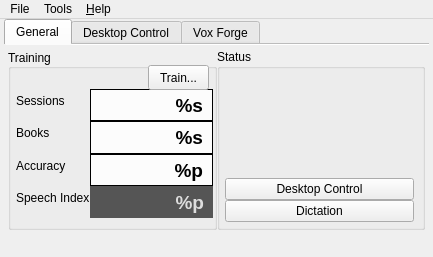
Qt form res/ui/main-window.ui (smartboyhw/speechcontrol) before a commit.
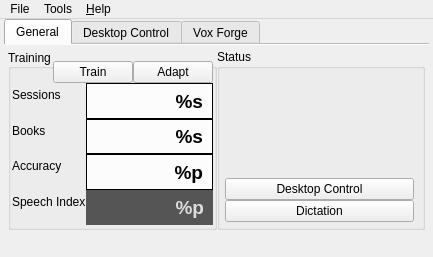
The same form after that commit. Icons and pictures are not drawn.

The edit to the form file:
```diff
--- a/res/ui/main-window.ui
+++ b/res/ui/main-window.ui
@@ -210,24 +210,27 @@
          <widget class="QWidget" name="formLayoutWidget">
           <property name="geometry">
            <rect>
-            <x>8</x>
-            <y>40</y>
-            <width>197</width>
-            <height>129</height>
+            <x>4</x>
+            <y>12</y>
+            <width>201</width>
+            <height>164</height>
            </rect>
           </property>
           <layout class="QFormLayout" name="formLayout">
            <property name="fieldGrowthPolicy">
             <enum>QFormLayout::ExpandingFieldsGrow</enum>
            </property>
-           <item row="0" column="0">
+           <property name="labelAlignment">
+            <set>Qt::AlignLeading|Qt::AlignLeft|Qt::AlignVCenter</set>
+           </property>
+           <item row="1" column="0">
             <widget class="QLabel" name="_">
              <property name="text">
               <string>Sessions</string>
              </property>
             </widget>
            </item>
-           <item row="0" column="1">
+           <item row="1" column="1">
             <widget class="QLabel" name="lblSessions">
              <property name="sizePolicy">
               <sizepolicy hsizetype="Expanding" vsizetype="MinimumExpanding">
@@ -264,14 +267,14 @@
              </property>
             </widget>
            </item>
-           <item row="1" column="0">
+           <item row="2" column="0">
             <widget class="QLabel" name="___">
              <property name="text">
               <string>Books</string>
              </property>
             </widget>
            </item>
-           <item row="1" column="1">
+           <item row="2" column="1">
             <widget class="QLabel" name="lblBooks">
              <property name="sizePolicy">
               <sizepolicy hsizetype="Expanding" vsizetype="MinimumExpanding">
@@ -308,14 +311,14 @@
              </property>
             </widget>
            </item>
-           <item row="2" column="0">
+           <item row="3" column="0">
             <widget class="QLabel" name="__">
              <property name="text">
               <string>Accuracy</string>
              </property>
             </widget>
            </item>
-           <item row="2" column="1">
+           <item row="3" column="1">
             <widget class="QLabel" name="lblAccuracy">
              <property name="sizePolicy">
               <sizepolicy hsizetype="Expanding" vsizetype="MinimumExpanding">
@@ -352,14 +355,14 @@
              </property>
             </widget>
            </item>
-           <item row="3" column="0">
+           <item row="4" column="0">
             <widget class="QLabel" name="__1">
              <property name="text">
               <string>Speech Index</string>
              </property>
             </widget>
            </item>
-           <item row="3" column="1">
+           <item row="4" column="1">
             <widget class="QLabel" name="lblSpeechIndex">
              <property name="sizePolicy">
               <sizepolicy hsizetype="Expanding" vsizetype="MinimumExpanding">
@@ -403,21 +406,39 @@
              </property>
             </widget>
            </item>
+           <item row="0" column="0" colspan="2">
+            <layout class="QHBoxLayout" name="horizontalLayout">
+             <item>
+              <spacer name="horizontalSpacer">
+               <property name="orientation">
+                <enum>Qt::Horizontal</enum>
+               </property>
+               <property name="sizeHint" stdset="0">
+                <size>
+                 <width>40</width>
+                 <height>20</height>
+                </size>
+               </property>
+              </spacer>
+             </item>
+             <item>
+              <widget class="QPushButton" name="btnTrain">
+               <property name="text">
+                <string>Train</string>
+               </property>
+              </widget>
+             </item>
+             <item>
+              <widget class="QPushButton" name="btnAdapt">
+               <property name="text">
+                <string>Adapt</string>
+               </property>
+              </widget>
+             </item>
+            </layout>
+           </item>
           </layout>
          </widget>
-         <widget class="QPushButton" name="btnTrain">
-          <property name="geometry">
-           <rect>
-            <x>140</x>
-            <y>16</y>
-            <width>61</width>
-            <height>25</height>
-           </rect>
-          </property>
-          <property name="text">
-           <string>Train...</string>
-          </property>
-         </widget>
         </widget>
        </item>
       </layout>
```
Left out of the diff: 16 changed lines with no effect on the pictures.
